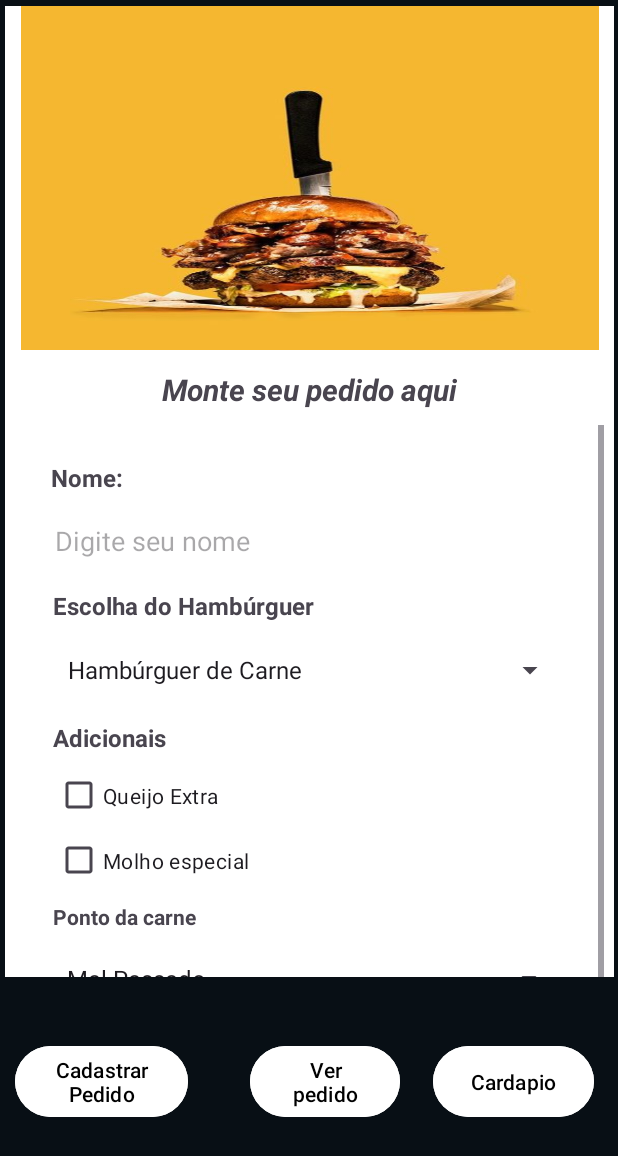
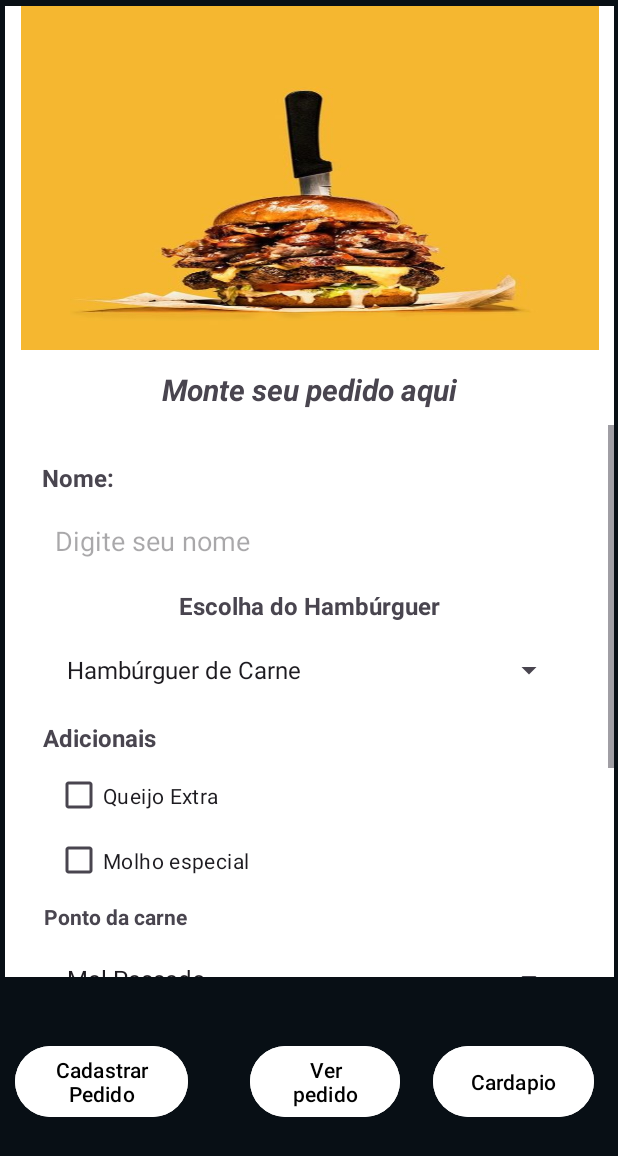
Before and after one commit to IsabellajFerreira/StackedBurgers, an Android app: the screen it shows after launch (MainActivity), after a tap on "Cadastrar Pedido", on a phone screen of 412 x 824 dp. Shown: the top 1156 px of the screen. Run offline under Robolectric (Android 15) with nearby library versions, the phone set to English and light mode, and no system bars.

Commit message:
Ajustando ScrollView

```diff
--- a/app/src/main/java/com/isabella/stackedburgers/CadastrarFragment.kt
+++ b/app/src/main/java/com/isabella/stackedburgers/CadastrarFragment.kt
@@ -13,11 +13,6 @@ import android.widget.TextView
 private const val ARG_PARAM1 = "param1"
 private const val ARG_PARAM2 = "param2"
 
-/**
- * A simple [Fragment] subclass.
- * Use the [CadastrarFragment.newInstance] factory method to
- * create an instance of this fragment.
- */
 class CadastrarFragment : Fragment(R.layout.fragment_cadastrar) {
 
     override fun onViewCreated(view: View, savedInstanceState: Bundle?) {
--- a/app/src/main/res/layout/fragment_cadastrar.xml
+++ b/app/src/main/res/layout/fragment_cadastrar.xml
@@ -21,7 +21,6 @@
             app:layout_constraintEnd_toEndOf="parent"
             app:layout_constraintStart_toStartOf="parent"
             app:layout_constraintTop_toTopOf="parent">
-
         </LinearLayout>
 
         <TextView
@@ -39,16 +38,17 @@
 
         <ScrollView
             android:id="@+id/scrollView2"
-            android:layout_width="392dp"
-            android:layout_height="552dp"
+            android:layout_width="match_parent"
+            android:layout_height="0dp"
             android:layout_marginTop="50dp"
             app:layout_constraintEnd_toEndOf="parent"
             app:layout_constraintStart_toStartOf="parent"
-            app:layout_constraintTop_toBottomOf="@+id/linearLayout">
+            app:layout_constraintTop_toBottomOf="@+id/linearLayout"
+            app:layout_constraintBottom_toBottomOf="parent">
 
             <LinearLayout
                 android:layout_width="match_parent"
-                android:layout_height="match_parent"
+                android:layout_height="wrap_content"
                 android:orientation="vertical">
 
                 <androidx.constraintlayout.widget.ConstraintLayout
@@ -75,7 +75,6 @@
                         android:layout_height="48dp"
                         android:layout_marginTop="8dp"
                         app:layout_constraintEnd_toEndOf="parent"
-                        app:layout_constraintHorizontal_bias="0.511"
                         app:layout_constraintStart_toStartOf="parent"
                         app:layout_constraintTop_toBottomOf="@+id/textView4" />
 
@@ -88,7 +87,6 @@
                         android:textSize="16sp"
                         android:textStyle="bold"
                         app:layout_constraintEnd_toEndOf="parent"
-                        app:layout_constraintHorizontal_bias="0.113"
                         app:layout_constraintStart_toStartOf="parent"
                         app:layout_constraintTop_toBottomOf="@+id/editTextText" />
 
@@ -112,10 +110,10 @@
                         android:inputType="text"
                         app:layout_constraintBottom_toBottomOf="parent"
                         app:layout_constraintEnd_toEndOf="parent"
-                        app:layout_constraintHorizontal_bias="0.492"
+                        app:layout_constraintHorizontal_bias="0.49"
                         app:layout_constraintStart_toStartOf="parent"
                         app:layout_constraintTop_toBottomOf="@+id/textView6"
-                        app:layout_constraintVertical_bias="0.0" />
+                        app:layout_constraintVertical_bias="0.021" />
 
                     <TextView
                         android:id="@+id/textView3"
@@ -190,14 +188,13 @@
 
                     <Button
                         android:id="@+id/btnEnviar"
-                        android:layout_width="170dp"
-                        android:layout_height="25dp"
+                        android:layout_width="181dp"
+                        android:layout_height="42dp"
                         android:layout_marginTop="10dp"
                         android:backgroundTint="@color/dark"
                         android:text="Enviar"
                         android:textColor="#000000"
                         app:layout_constraintEnd_toEndOf="parent"
-                        app:layout_constraintHorizontal_bias="0.501"
                         app:layout_constraintStart_toStartOf="parent"
                         app:layout_constraintTop_toBottomOf="@+id/editTextText2" />
 
@@ -217,6 +214,7 @@
                 </androidx.constraintlayout.widget.ConstraintLayout>
 
             </LinearLayout>
+
         </ScrollView>
 
     </androidx.constraintlayout.widget.ConstraintLayout>
```
